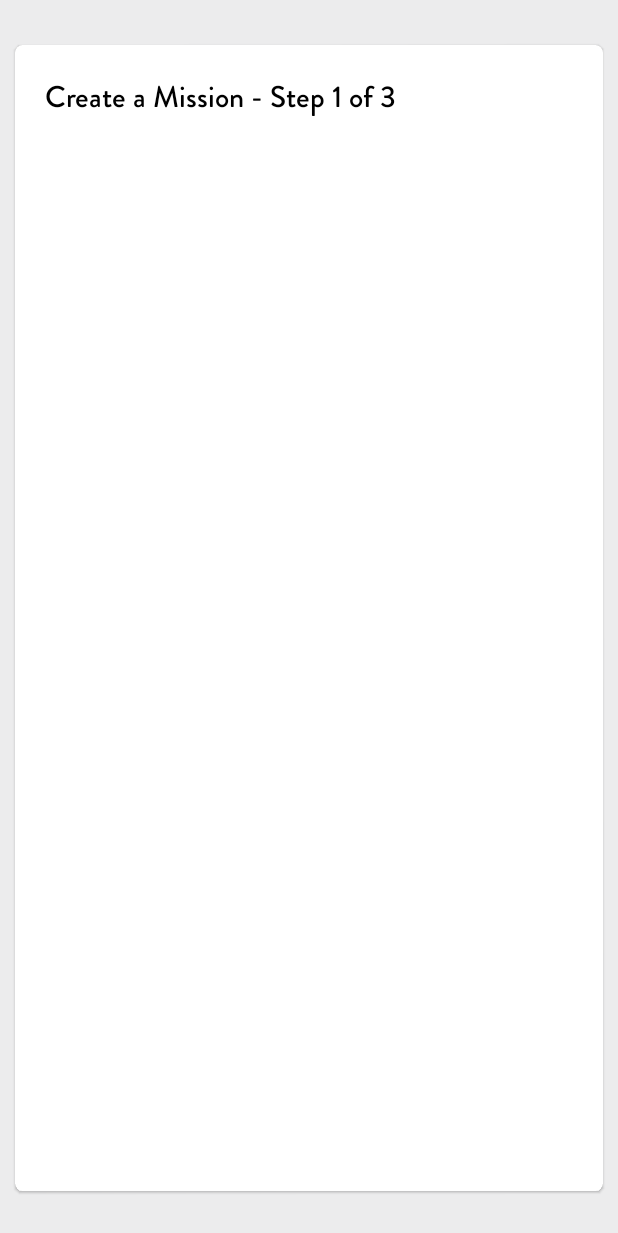
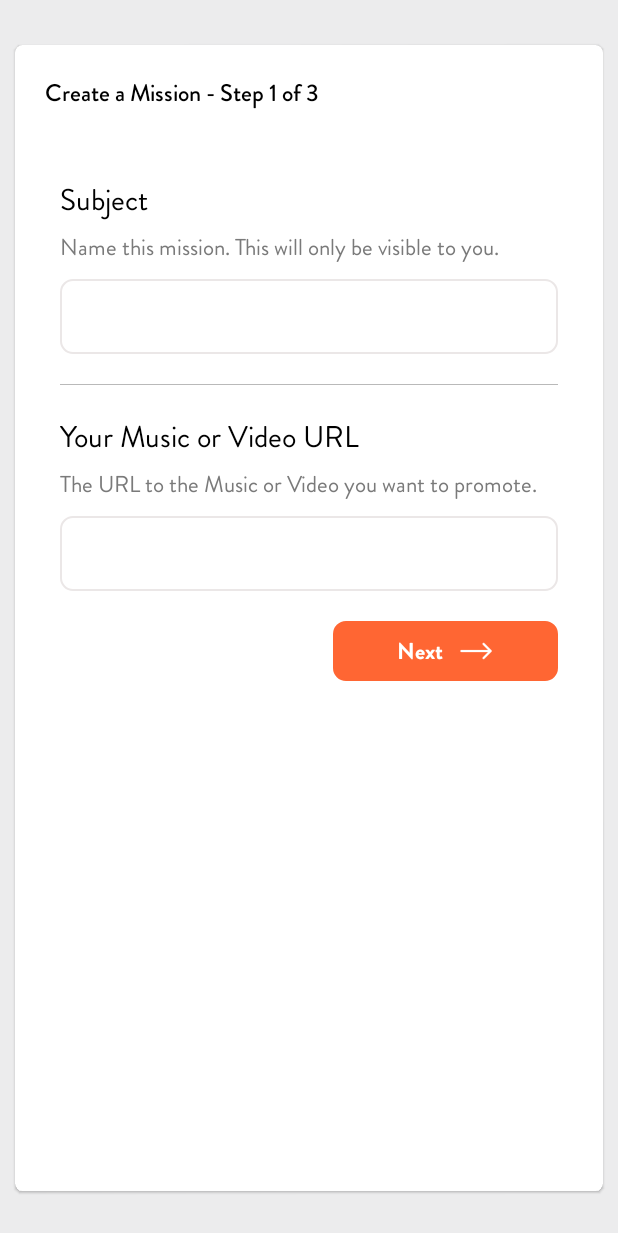
Before and after one commit to darmilola/Balloon, an Android app: the CreateAMission screen opened directly, with no data from a screen before it, on a phone screen of 412 x 824 dp. Shown: the top 1233 px of the screen. Run offline under Robolectric (Android 15) with nearby library versions, the phone set to English and light mode, and no system bars.

Commit message:
Developing Create a mission

```diff
--- a/app/src/main/java/com/useballoon/CreateAMission.kt
+++ b/app/src/main/java/com/useballoon/CreateAMission.kt
@@ -2,10 +2,65 @@ package com.useballoon
 
 import androidx.appcompat.app.AppCompatActivity
 import android.os.Bundle
+import androidx.fragment.app.Fragment
+import androidx.fragment.app.FragmentManager
+import androidx.fragment.app.FragmentPagerAdapter
+import androidx.viewpager.widget.ViewPager
+import com.useballoon.Ui.CreateAMissionStep1
+import com.useballoon.Ui.CreateAMissionStep2
+import com.useballoon.Ui.CreateAMissionStep3
+import java.util.ArrayList
 
+@Suppress("DEPRECATION")
 class CreateAMission : AppCompatActivity() {
+    var adapter = viewPagerAdapter(supportFragmentManager)
+    var viewPager: ViewPager? = null
     override fun onCreate(savedInstanceState: Bundle?) {
         super.onCreate(savedInstanceState)
         setContentView(R.layout.activity_create_amission)
+        initView()
     }
+
+    fun initView(){
+        viewPager = findViewById(R.id.create_mission_viewpager);
+        setupViewPager(viewPager!!)
+    }
+
+    class viewPagerAdapter(fm: FragmentManager?) :
+        FragmentPagerAdapter(fm!!, BEHAVIOR_RESUME_ONLY_CURRENT_FRAGMENT) {
+        private val mFragmentList: MutableList<Fragment> = ArrayList()
+        private val mFragmentTitleList: MutableList<String> = ArrayList()
+        override fun getItem(position: Int): Fragment {
+            // getItem is called to instantiate the fragment for the given page.
+            // Return a PlaceholderFragment (defined as a static inner class below).
+            when (position) {
+                0 -> return CreateAMissionStep1()
+                1 -> return CreateAMissionStep2()
+                2 -> return CreateAMissionStep3()
+            }
+            return CreateAMissionStep1()
+        }
+
+        override fun getCount(): Int {
+            return 3
+        }
+
+        fun addFragment(fragment: Fragment, title: String) {
+            mFragmentList.add(fragment)
+            mFragmentTitleList.add(title)
+        }
+
+        override fun getPageTitle(position: Int): CharSequence? {
+            return mFragmentTitleList[position]
+        }
+    }
+
+    private fun setupViewPager(viewPager: ViewPager) {
+        adapter.addFragment(CreateAMissionStep1(), "Step 1")
+        adapter.addFragment(CreateAMissionStep2(), "Step 2")
+        adapter.addFragment(CreateAMissionStep3(), "Step 3")
+        viewPager.adapter = adapter
+    }
+
+
 }
--- a/app/src/main/java/com/useballoon/Intro.kt
+++ b/app/src/main/java/com/useballoon/Intro.kt
@@ -82,7 +82,7 @@ class Intro : AppCompatActivity() {
                       userEmail = users[0].email
                   }
                 else{
-                      val intent = Intent(this@Intro, MainActivity::class.java)
+                      val intent = Intent(this@Intro, CreateAMission::class.java)
                       startActivity(intent)
                       finish()
                 }
@@ -99,7 +99,7 @@ class Intro : AppCompatActivity() {
                 performCoroutineTaskUpdateDoneReg(userEmail)
             }
 
-            val intent = Intent(this@Intro, MainActivity::class.java)
+            val intent = Intent(this@Intro, CreateAMission::class.java)
             startActivity(intent)
         }
 
--- a/app/src/main/res/layout/activity_create_amission.xml
+++ b/app/src/main/res/layout/activity_create_amission.xml
@@ -25,7 +25,7 @@
                 android:layout_width="match_parent"
                 android:layout_height="match_parent"
                 android:orientation="vertical"
-                android:padding="20dp"
+                android:padding="10dp"
                 android:weightSum="5">
 
                 <TextView
@@ -33,18 +33,21 @@
                     android:layout_height="0dp"
                     android:layout_weight="0.3"
                     android:textColor="@color/black"
-                    android:textSize="20dp"
+                    android:textSize="16dp"
                     android:maxLines="1"
                     android:ellipsize="end"
+                    android:layout_marginTop="10dp"
+                    android:layout_marginLeft="10dp"
                     android:fontFamily="@font/gromed"
                     android:text="Create a Mission - Step 1 of 3"/>
 
 
-                <com.useballoon.Utils.NoSwipeViewPager
+                <androidx.viewpager.widget.ViewPager
                     android:layout_width="match_parent"
                     android:layout_height="0dp"
                     android:layout_weight="4.7"
-                    android:layout_marginTop="10dp"/>
+                    android:id="@+id/create_mission_viewpager"
+                    android:layout_marginTop="5dp"/>
 
 
 
--- a/app/src/main/res/layout/fragment_create_a_mission_step1.xml
+++ b/app/src/main/res/layout/fragment_create_a_mission_step1.xml
@@ -4,8 +4,7 @@
     android:layout_width="match_parent"
     android:layout_height="match_parent"
     xmlns:app="http://schemas.android.com/apk/res-auto"
-    android:background="@color/white"
-    tools:context=".CreateAMissionStep1">
+    android:background="@color/white">
     <ScrollView
         android:layout_width="match_parent"
         android:layout_height="match_parent">
@@ -29,8 +28,6 @@
                 android:layout_height="wrap_content"
                 android:textColor="@color/light_text_color"
                 android:textSize="15dp"
-                android:maxLines="1"
-                android:ellipsize="end"
                 android:layout_marginTop="5dp"
                 android:fontFamily="@font/groreg"
                 android:text="Name this mission. This will only be visible to you."/>
@@ -39,6 +36,11 @@
                 android:layout_width="match_parent"
                 android:layout_height="50dp"
                 android:layout_marginTop="10dp"
+                android:textColor="@color/black"
+                android:textSize="14dp"
+                android:paddingLeft="10dp"
+                android:maxLines="1"
+                android:inputType="text"
                 android:background="@drawable/auth_edittext_background"/>
 
             <View
@@ -63,8 +65,6 @@
                 android:layout_height="wrap_content"
                 android:textColor="@color/light_text_color"
                 android:textSize="15dp"
-                android:maxLines="1"
-                android:ellipsize="end"
                 android:layout_marginTop="5dp"
                 android:fontFamily="@font/groreg"
                 android:text="The URL to the Music or Video you want to promote."/>
@@ -73,6 +73,11 @@
                 android:layout_width="match_parent"
                 android:layout_height="50dp"
                 android:layout_marginTop="10dp"
+                android:textColor="@color/black"
+                android:textSize="14dp"
+                android:paddingLeft="10dp"
+                android:maxLines="1"
+                android:inputType="text"
                 android:background="@drawable/auth_edittext_background"/>
 
             <LinearLayout
@@ -80,7 +85,6 @@
                 android:layout_height="40dp"
                 android:layout_marginTop="20dp"
                 android:layout_marginLeft="20dp"
-                android:layout_marginRight="20dp"
                 android:layout_alignParentBottom="true"
                 android:layout_marginBottom="20dp"
                 android:id="@+id/intro_create_a_mission"
```
Also changed, not shown: app/src/main/java/com/useballoon/CreateAMissionStep1.kt (deleted, +0 -11 lines), app/src/main/java/com/useballoon/Ui/CreateAMissionStep3.kt (renamed from app/src/main/java/com/useballoon/CreateAMissionStep3.kt, +24 -2 lines), app/src/main/res/drawable/inc_background.xml (added, +11 -0 lines), app/src/main/res/layout/fragment_create_a_mission_step2.xml (+9 -10 lines), app/src/main/res/layout/fragment_create_a_mission_step3.xml (+96 -23 lines).
